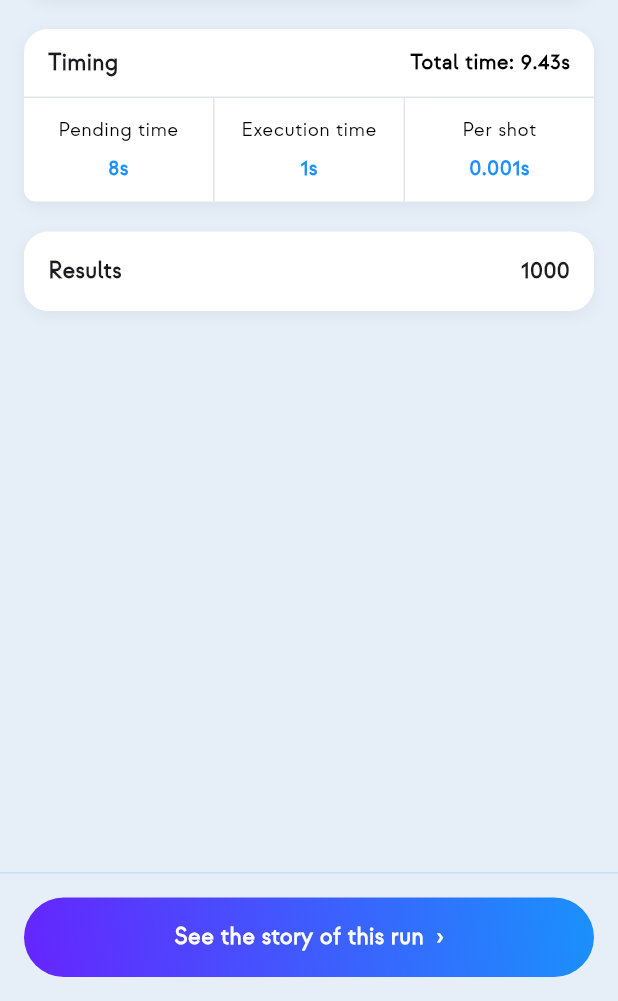
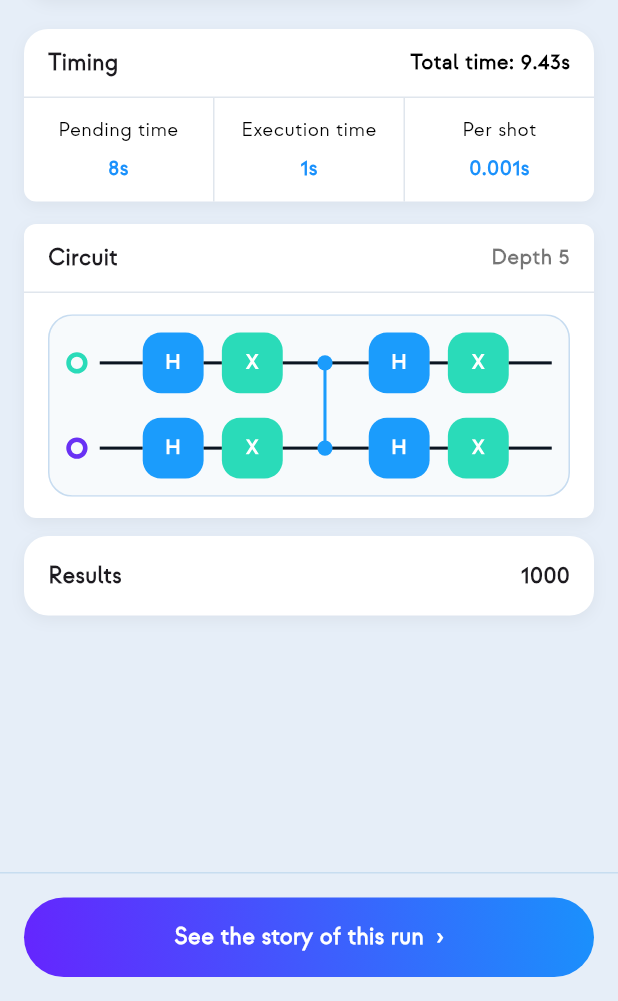
Before and after one commit to Qubi-App-Dev-Team/Qubi-Mobile-App, a Flutter app: the HomePage screen opened directly, after a tap on "Read Report", on a phone screen of 412 x 824 dp, the part 235-1236 px from its top. Run offline on Flutter 3.47's test engine with Material 3 defaults, Android fonts, the phone set to English and light mode, and no system bars; our stand-ins replace flutter_svg.

Commit message:
Home Page implemented in accordance with new frontend_main (phoebe navbar)

```diff
--- a/qubi_app/lib/components/nav_bar.dart
+++ b/qubi_app/lib/components/nav_bar.dart
@@ -2,6 +2,7 @@ import 'package:flutter/material.dart';
 import 'package:flutter_svg/flutter_svg.dart';
 
 import '../pages/home/qubis_page.dart'; //home page
+import '../pages/home/home.dart';
 import '../pages/learn/pages/all_chapters_page.dart'; //learning page
 import '../pages/profile/profile.dart'; //user profile page
 
@@ -18,7 +19,7 @@ class _NavBarState extends State<NavBar> {
 
   // List of pages possible to navigate to
   final List<Widget> _pages = const [
-    QubisPage(), //home
+    HomePage(), //home
     AllChaptersPage(),
     ProfilePage(),
   ];
--- a/qubi_app/lib/pages/home/executor.dart
+++ b/qubi_app/lib/pages/home/executor.dart
@@ -1,5 +1,5 @@
 import 'package:flutter/material.dart';
-import 'package:qubi_app/components/executor_card.dart';
+import 'package:qubi_app/pages/home/components/executor_card.dart';
 
 class ExecutorPage extends StatelessWidget {
   const ExecutorPage({super.key});
--- a/qubi_app/lib/pages/home/home.dart
+++ b/qubi_app/lib/pages/home/home.dart
@@ -1,8 +1,9 @@
 import 'package:flutter/material.dart';
 import 'package:flutter_svg/svg.dart';
-import 'package:qubi_app/components/qubi_card.dart';
+import 'package:qubi_app/pages/home/components/qubi_card.dart';
 import 'package:qubi_app/pages/home/run.dart';
 import 'package:qubi_app/pages/home/executor.dart';
+import 'package:qubi_app/pages/story/story_page.dart';
 
 class HomePage extends StatelessWidget {
   const HomePage({super.key});
@@ -34,7 +35,8 @@ class HomePage extends StatelessWidget {
           child: Container(color: Color(0xFFC7DDF0), height: 1.0),
         ),
       ),
-      body: Column(
+      body: SingleChildScrollView(
+        child: Column(
           children: [
             // limited-height scrollable list
             SizedBox(height: 10),
@@ -86,16 +88,40 @@ class HomePage extends StatelessWidget {
                         onTap: () {
                           Navigator.push(
                             context,
-                          MaterialPageRoute(builder: (context) => const RunPage()),
+                            MaterialPageRoute(
+                              builder: (context) => const RunPage(),
+                            ),
                           );
                         },
                         child: buildGradientButton("Read Report", true),
                       ),
                       const SizedBox(width: 12),
+
                       // "Skip to Story" (currently no destination, so keep it inactive for now)
-                    buildGradientButton("Skip to Story", false),
+                      GestureDetector(
+                        onTap: () {
+                          Navigator.push(
+                            context,
+                            MaterialPageRoute(
+                              builder: (context) => const StoryPage(),
+                            ),
+                          );
+                        },
+                        child: buildGradientButton("Skip to Story", false),
+                      ),
+
                     ],
                   ),
+                ],
+              ),
+            ),
+            Container(
+              margin: const EdgeInsets.only(left : 16, right: 16, top: 10, bottom: 5),
+              child: Row(
+                mainAxisAlignment: MainAxisAlignment.spaceBetween,
+                children: [
+                  Text('Pending Circuit', style: TextStyle(fontSize: 15, fontWeight: FontWeight.w900, color: Colors.black)),
+                  Text('Veiw all >', style: TextStyle(fontSize: 15, color: Colors.black54)),
                 ],
               ),
             ),
@@ -103,7 +129,7 @@ class HomePage extends StatelessWidget {
               margin: const EdgeInsets.symmetric(horizontal: 16, vertical: 5),
               width: double.infinity,
               child: SvgPicture.asset(
-              'assets/images/circuit.svg',
+                'assets/images/circuit1.svg',
                 height: 140, // adjust to fit your design
                 width: double.infinity,
                 fit: BoxFit.contain,
@@ -143,7 +169,9 @@ class HomePage extends StatelessWidget {
                     onTap: () {
                       Navigator.push(
                         context,
-                      MaterialPageRoute(builder: (context) => const ExecutorPage()),
+                        MaterialPageRoute(
+                          builder: (context) => const ExecutorPage(),
+                        ),
                       );
                       debugPrint('hello');
                       // TODO: navigate to next page here
@@ -188,6 +216,7 @@ class HomePage extends StatelessWidget {
               ),
             ),
           ],
+        ),
       ),
     );
   }
--- a/qubi_app/lib/pages/home/run.dart
+++ b/qubi_app/lib/pages/home/run.dart
@@ -1,4 +1,6 @@
 import 'package:flutter/material.dart';
+import 'package:flutter_svg/svg.dart';
+import 'package:qubi_app/pages/story/story_page.dart';
 
 class RunPage extends StatelessWidget {
   const RunPage({super.key});
@@ -16,7 +18,14 @@ class RunPage extends StatelessWidget {
             thickness: 1,
           ),
           GestureDetector(
-            onTap: () => debugPrint("Story clicked"),
+            onTap: () => {
+              Navigator.push(
+                context,
+                MaterialPageRoute(
+                  builder: (context) => const StoryPage(),
+                ),
+              )
+            },
             child: Container(
               margin: const EdgeInsets.all(16),
               padding: const EdgeInsets.symmetric(vertical: 16),
@@ -268,7 +277,76 @@ class RunPage extends StatelessWidget {
               ),
             ),
 
-            const SizedBox(height: 20),
+            const SizedBox(height: 15),
+
+            Container(
+              width: double.infinity,
+              decoration: BoxDecoration(
+                color: Colors.white,
+                borderRadius: const BorderRadius.only(
+                  topLeft: Radius.circular(8),
+                  topRight: Radius.circular(8),
+                  bottomLeft: Radius.circular(8),
+                  bottomRight: Radius.circular(8),
+                ),
+                boxShadow: [
+                  BoxShadow(
+                    color: Colors.black.withValues(alpha: 0.05),
+                    blurRadius: 8,
+                    offset: const Offset(0, 3),
+                  ),
+                ],
+              ),
+              child: Column(
+                crossAxisAlignment: CrossAxisAlignment.start,
+                children: [
+                  // Header row
+                  Padding(
+                    padding:
+                        const EdgeInsets.symmetric(horizontal: 16, vertical: 12),
+                    child: Row(
+                      mainAxisAlignment: MainAxisAlignment.spaceBetween,
+                      children: const [
+                        Text(
+                          "Circuit",
+                          style: TextStyle(
+                            fontSize: 15,
+                            fontWeight: FontWeight.w700,
+                          ),
+                        ),
+                        Text(
+                          "Depth 5",
+                          style: TextStyle(
+                            fontSize: 14,
+                            color: Colors.black54,
+                            fontWeight: FontWeight.w700,
+                          ),
+                        ),
+                      ],
+                    ),
+                  ),
+
+                  const Divider(
+                    color: Color(0xFFE0E6ED),
+                    height: 1,
+                    thickness: 1,
+                  ),
+
+                  Container(
+                    margin: const EdgeInsets.symmetric(horizontal: 16, vertical: 5),
+                    width: double.infinity,
+                    child: SvgPicture.asset(
+                      'assets/images/circuit1.svg',
+                      height: 140, // adjust to fit your design
+                      width: double.infinity,
+                      fit: BoxFit.contain,
+                    ),
+                  ),
+                ],
+              ),
+            ),
+
+            const SizedBox(height: 12),
 
             // --- Results Section --------------------------------------
             Container(
--- a/qubi_app/lib/pages/story/story_page.dart
+++ b/qubi_app/lib/pages/story/story_page.dart
@@ -120,7 +120,7 @@ class _StoryPageState extends State<StoryPage> {
                       Align(
                         alignment: Alignment.centerLeft,
                         child: IconButton(
-                          onPressed: () {},
+                          onPressed: () => Navigator.pop(context),
                           icon: const Icon(Icons.close, color: Colors.black),
                         ),
                       ),
--- a/qubi_app/pubspec.yaml
+++ b/qubi_app/pubspec.yaml
@@ -24,6 +24,7 @@ flutter:
   assets:
     - assets/images/
     - assets/fonts/   # not required for fonts to work, but harmless
+    - assets/icons/
 
   fonts:
     - family: Strawford
```
Also changed, not shown: qubi_app/assets/images/Circuit.svg (added), qubi_app/assets/images/circuit1.svg (added), qubi_app/lib/pages/home/components/executor_card.dart (renamed from qubi_app/lib/components/executor_card.dart), qubi_app/lib/pages/home/components/qubi_card.dart (renamed from qubi_app/lib/components/qubi_card.dart). Lines whose indentation alone changed are shown as unchanged.
